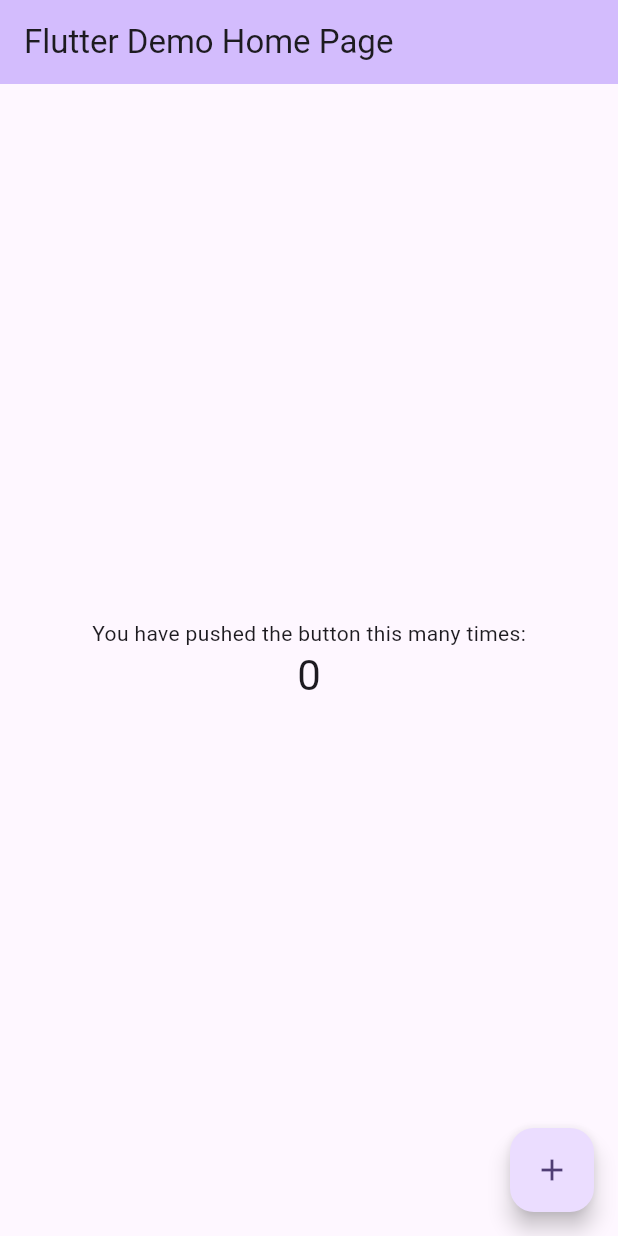
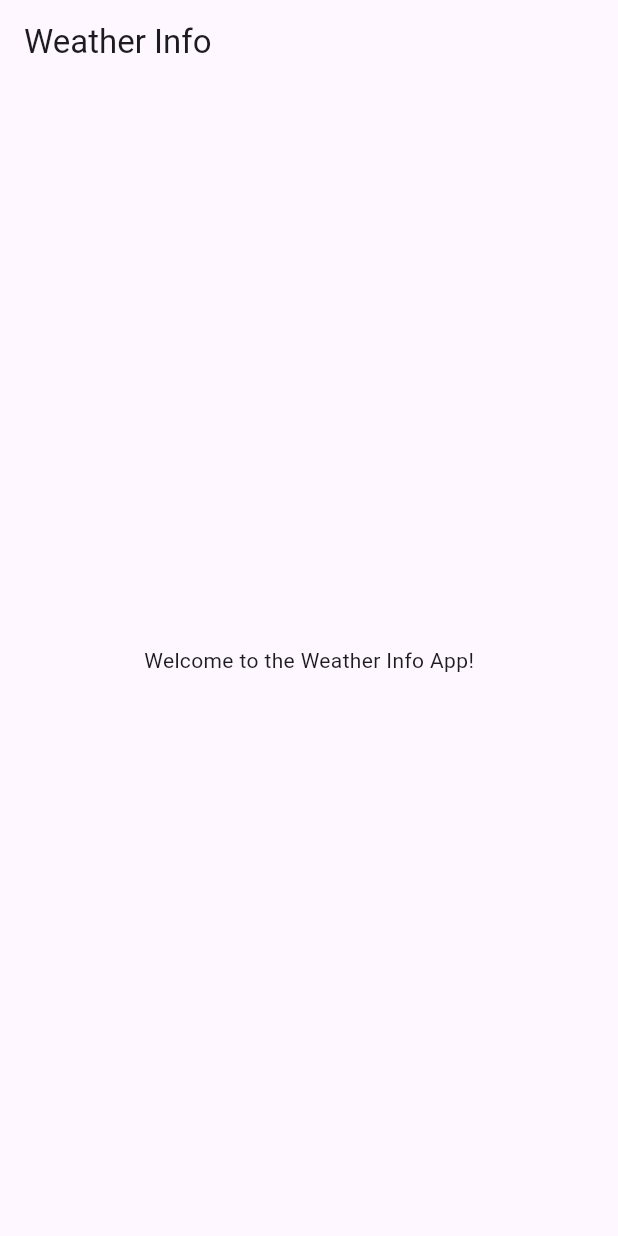
Before and after one commit to JackyZheng070102/Weather_App, a Flutter app: the screen it shows after launch, on a phone screen of 412 x 824 dp. Run offline on Flutter 3.47's test engine with Material 3 defaults, Android fonts, the phone set to English and light mode, and no system bars.

Commit message:
Initial project setup and structure

```diff
--- a/lib/main.dart
+++ b/lib/main.dart
@@ -1,125 +1,25 @@
 import 'package:flutter/material.dart';
 
 void main() {
-  runApp(const MyApp());
+  runApp(WeatherInfoApp());
 }
 
-class MyApp extends StatelessWidget {
-  const MyApp({super.key});
-
-  // This widget is the root of your application.
+class WeatherInfoApp extends StatelessWidget {
   @override
   Widget build(BuildContext context) {
     return MaterialApp(
-      title: 'Flutter Demo',
+      title: 'Weather Info App',
       theme: ThemeData(
-        // This is the theme of your application.
-        //
-        // TRY THIS: Try running your application with "flutter run". You'll see
-        // the application has a purple toolbar. Then, without quitting the app,
-        // try changing the seedColor in the colorScheme below to Colors.green
-        // and then invoke "hot reload" (save your changes or press the "hot
-        // reload" button in a Flutter-supported IDE, or press "r" if you used
-        // the command line to start the app).
-        //
-        // Notice that the counter didn't reset back to zero; the application
-        // state is not lost during the reload. To reset the state, use hot
-        // restart instead.
-        //
-        // This works for code too, not just values: Most code changes can be
-        // tested with just a hot reload.
-        colorScheme: ColorScheme.fromSeed(seedColor: Colors.deepPurple),
-        useMaterial3: true,
+        primarySwatch: Colors.blue,
       ),
-      home: const MyHomePage(title: 'Flutter Demo Home Page'),
+      home: Scaffold(
+        appBar: AppBar(
+          title: Text('Weather Info'),
+        ),
+        body: Center(
+          child: Text('Welcome to the Weather Info App!'),
+        ),
+      ),
     );
   }
 }
-
-class MyHomePage extends StatefulWidget {
-  const MyHomePage({super.key, required this.title});
-
-  // This widget is the home page of your application. It is stateful, meaning
-  // that it has a State object (defined below) that contains fields that affect
-  // how it looks.
-
-  // This class is the configuration for the state. It holds the values (in this
-  // case the title) provided by the parent (in this case the App widget) and
-  // used by the build method of the State. Fields in a Widget subclass are
-  // always marked "final".
-
-  final String title;
-
-  @override
-  State<MyHomePage> createState() => _MyHomePageState();
-}
-
-class _MyHomePageState extends State<MyHomePage> {
-  int _counter = 0;
-
-  void _incrementCounter() {
-    setState(() {
-      // This call to setState tells the Flutter framework that something has
-      // changed in this State, which causes it to rerun the build method below
-      // so that the display can reflect the updated values. If we changed
-      // _counter without calling setState(), then the build method would not be
-      // called again, and so nothing would appear to happen.
-      _counter++;
-    });
-  }
-
-  @override
-  Widget build(BuildContext context) {
-    // This method is rerun every time setState is called, for instance as done
-    // by the _incrementCounter method above.
-    //
-    // The Flutter framework has been optimized to make rerunning build methods
-    // fast, so that you can just rebuild anything that needs updating rather
-    // than having to individually change instances of widgets.
-    return Scaffold(
-      appBar: AppBar(
-        // TRY THIS: Try changing the color here to a specific color (to
-        // Colors.amber, perhaps?) and trigger a hot reload to see the AppBar
-        // change color while the other colors stay the same.
-        backgroundColor: Theme.of(context).colorScheme.inversePrimary,
-        // Here we take the value from the MyHomePage object that was created by
-        // the App.build method, and use it to set our appbar title.
-        title: Text(widget.title),
-      ),
-      body: Center(
-        // Center is a layout widget. It takes a single child and positions it
-        // in the middle of the parent.
-        child: Column(
-          // Column is also a layout widget. It takes a list of children and
-          // arranges them vertically. By default, it sizes itself to fit its
-          // children horizontally, and tries to be as tall as its parent.
-          //
-          // Column has various properties to control how it sizes itself and
-          // how it positions its children. Here we use mainAxisAlignment to
-          // center the children vertically; the main axis here is the vertical
-          // axis because Columns are vertical (the cross axis would be
-          // horizontal).
-          //
-          // TRY THIS: Invoke "debug painting" (choose the "Toggle Debug Paint"
-          // action in the IDE, or press "p" in the console), to see the
-          // wireframe for each widget.
-          mainAxisAlignment: MainAxisAlignment.center,
-          children: <Widget>[
-            const Text(
-              'You have pushed the button this many times:',
-            ),
-            Text(
-              '$_counter',
-              style: Theme.of(context).textTheme.headlineMedium,
-            ),
-          ],
-        ),
-      ),
-      floatingActionButton: FloatingActionButton(
-        onPressed: _incrementCounter,
-        tooltip: 'Increment',
-        child: const Icon(Icons.add),
-      ), // This trailing comma makes auto-formatting nicer for build methods.
-    );
-  }
-}
```
